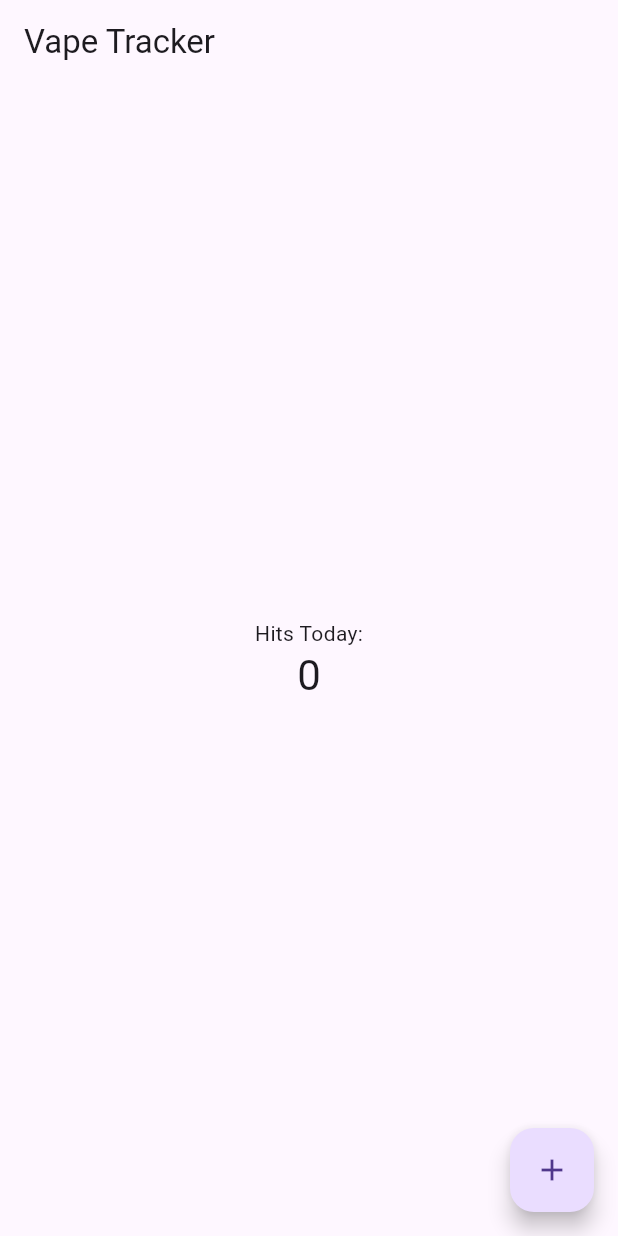
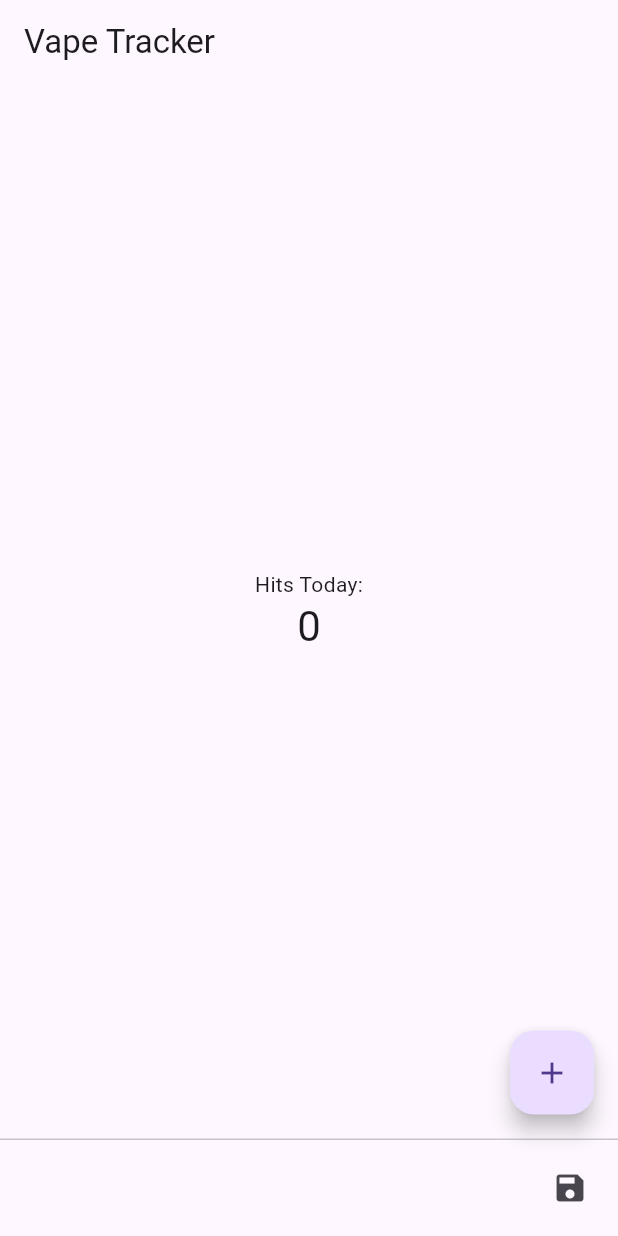
Before and after one commit to jewlexx/adtrac, a Flutter app: the screen it shows after launch, on a phone screen of 412 x 824 dp. Run offline on Flutter 3.47's test engine with Material 2 defaults, Android fonts, the phone set to English and light mode, and no system bars; our stand-ins replace share_plus, shared_preferences.

Commit message:
added ability to save data

```diff
--- a/lib/data.dart
+++ b/lib/data.dart
@@ -1,4 +1,4 @@
-import "package:flutter/material.dart";
+import 'package:share_plus/share_plus.dart';
 import "package:shared_preferences/shared_preferences.dart";
 
 class VapeCount {
@@ -42,3 +42,22 @@ class VapeCount {
     instance.setInt("count", newCount);
   }
 }
+
+class CounterExport {
+  Map<String, Object> counts = {};
+
+  CounterExport(SharedPreferences? prefs) {
+    Set<String> keys = prefs!.getKeys();
+
+    for (String key in keys) {
+      Object? count = prefs.get(key);
+      counts[key] = count!;
+    }
+  }
+
+  void export() {
+    String jsonString = counts.toString();
+
+    Share.share(jsonString);
+  }
+}
--- a/lib/main.dart
+++ b/lib/main.dart
@@ -5,24 +5,16 @@ void main() {
   runApp(const MyApp());
 }
 
+// TODO: Add pages
+
 class MyApp extends StatelessWidget {
   const MyApp({super.key});
 
-  // This widget is the root of your application.
   @override
   Widget build(BuildContext context) {
     return MaterialApp(
       title: "Flutter Demo",
       theme: ThemeData(
-        // This is the theme of your application.
-        //
-        // Try running your application with "flutter run". You"ll see the
-        // application has a blue toolbar. Then, without quitting the app, try
-        // changing the primarySwatch below to Colors.green and then invoke
-        // "hot reload" (press "r" in the console where you ran "flutter run",
-        // or simply save your changes to "hot reload" in a Flutter IDE).
-        // Notice that the counter didn"t reset back to zero; the application
-        // is not restarted.
         primarySwatch: Colors.pink,
         useMaterial3: true,
       ),
@@ -33,15 +25,6 @@ class MyApp extends StatelessWidget {
 
 class MyHomePage extends StatefulWidget {
   const MyHomePage({super.key, required this.title});
-
-  // This widget is the home page of your application. It is stateful, meaning
-  // that it has a State object (defined below) that contains fields that affect
-  // how it looks.
-
-  // This class is the configuration for the state. It holds the values (in this
-  // case the title) provided by the parent (in this case the App widget) and
-  // used by the build method of the State. Fields in a Widget subclass are
-  // always marked "final".
 
   final String title;
 
@@ -60,19 +43,26 @@ class _MyHomePageState extends State<MyHomePage> {
 
   @override
   Widget build(BuildContext context) {
+    return FutureBuilder(
+        future: _counter,
+        builder: (BuildContext ctx, AsyncSnapshot<VapeCount> snapshot) {
+          if (snapshot.data == null) {
             return Scaffold(
               appBar: AppBar(
-        // Here we take the value from the MyHomePage object that was created by
-        // the App.build method, and use it to set our appbar title.
+                title: Text(widget.title),
+              ),
+              body: const Center(child: Text("Loading Data...")),
+            );
+          }
+
+          return Scaffold(
+            appBar: AppBar(
               title: Text(widget.title),
             ),
             body: Center(
-        // Center is a layout widget. It takes a single child and positions it
-        // in the middle of the parent.
-        child: FutureBuilder<VapeCount>(
-            future: _counter,
-            builder: (BuildContext ctx, AsyncSnapshot<VapeCount> snapshot) {
-              var children = <Widget>[
+              child: Column(
+                mainAxisAlignment: MainAxisAlignment.center,
+                children: <Widget>[
                   const Text(
                     "Hits Today:",
                   ),
@@ -80,27 +70,21 @@ class _MyHomePageState extends State<MyHomePage> {
                     "${snapshot.data?.count}",
                     style: Theme.of(context).textTheme.headlineMedium,
                   ),
-              ];
-
-              if (snapshot.data == null) {
-                children = <Widget>[
-                  const Text(
-                    "Loading hits...",
+                ],
               ),
-                ];
-              }
-
-              return Column(
-                mainAxisAlignment: MainAxisAlignment.center,
-                children: children,
-              );
-            }),
             ),
             floatingActionButton: FloatingActionButton(
               onPressed: _incrementCounter,
               tooltip: "Increment",
               child: const Icon(Icons.add),
-      ), // This trailing comma makes auto-formatting nicer for build methods.
+            ),
+            persistentFooterButtons: [
+              IconButton(
+                onPressed: CounterExport(snapshot.data?.instance).export,
+                icon: const Icon(Icons.save),
+              ),
+            ],
           );
+        });
   }
 }
```
Also changed, not shown: pubspec.yaml (+3 -40 lines), pubspec.lock, 5 other files. Lines whose indentation alone changed are shown as unchanged.
